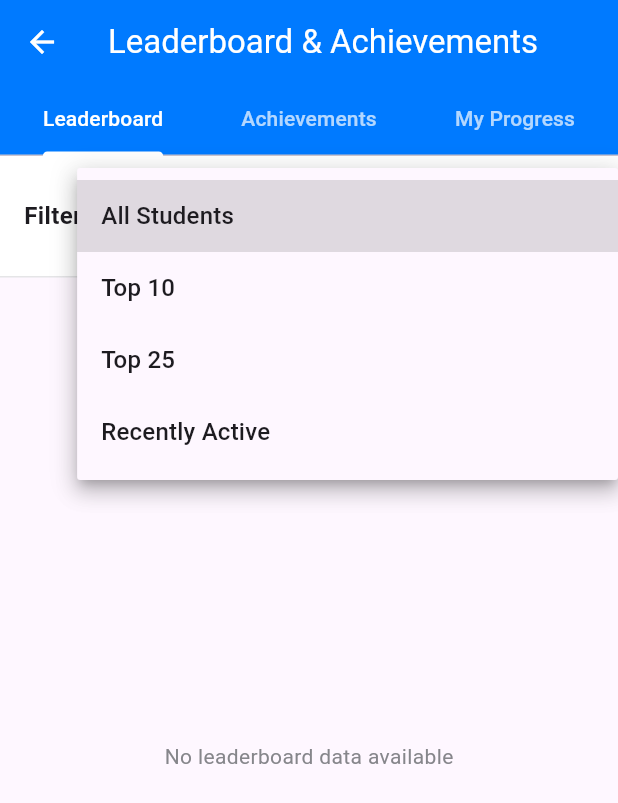
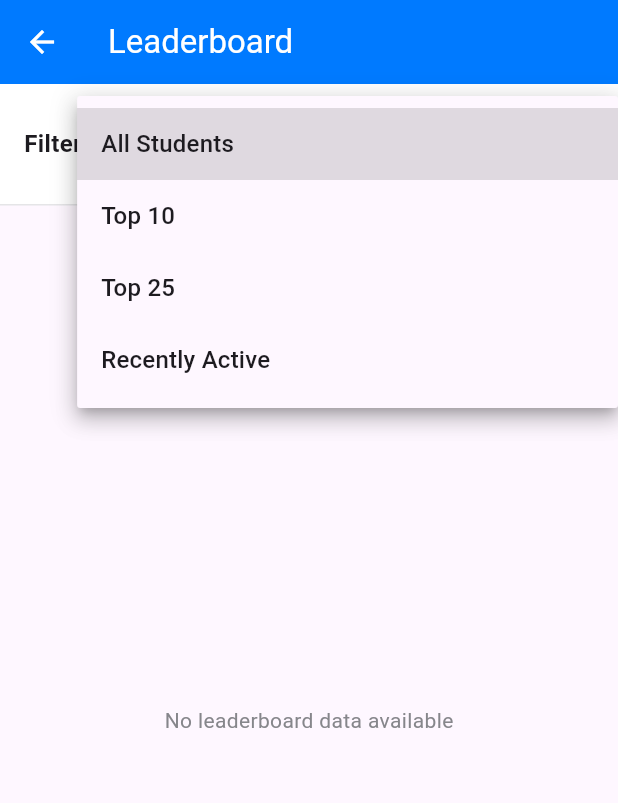
Before and after one commit to NullVoidKage/hopes, a Flutter app: the LeaderboardScreen screen opened directly, after a tap on "All Students", on a phone screen of 412 x 824 dp. Shown: the top 803 px of the screen. Run offline on Flutter 3.47's test engine with Material 3 defaults, Android fonts, the phone set to English and light mode, and no system bars; our stand-ins replace cloud_firestore, file_picker, firebase_auth, firebase_core, firebase_database, firebase_storage and 2 more; missing offline and left inert: dart:html; accounts and stored records are empty.

Commit message:
push to web and leaderboard

```diff
--- a/lib/screens/leaderboard_screen.dart
+++ b/lib/screens/leaderboard_screen.dart
@@ -3,8 +3,8 @@ import 'package:firebase_auth/firebase_auth.dart';
 import '../models/achievements.dart';
 import '../services/achievements_service.dart';
 import '../services/student_service.dart';
+import '../services/offline_service.dart';
 import '../widgets/enhanced_badge_card.dart';
-import '../widgets/badge_celebration.dart';
 
 class LeaderboardScreen extends StatefulWidget {
   const LeaderboardScreen({Key? key}) : super(key: key);
@@ -13,9 +13,7 @@ class LeaderboardScreen extends StatefulWidget {
   State<LeaderboardScreen> createState() => _LeaderboardScreenState();
 }
 
-class _LeaderboardScreenState extends State<LeaderboardScreen>
-    with SingleTickerProviderStateMixin {
-  late TabController _tabController;
+class _LeaderboardScreenState extends State<LeaderboardScreen> {
   final AchievementsService _achievementsService = AchievementsService();
   final StudentService _studentService = StudentService();
 
@@ -29,7 +27,7 @@ class _LeaderboardScreenState extends State<LeaderboardScreen>
   @override
   void initState() {
     super.initState();
-    _tabController = TabController(length: 3, vsync: this);
+    print('🎯 LeaderboardScreen: initState called');
     _loadData();
   }
 
@@ -41,10 +39,7 @@ class _LeaderboardScreenState extends State<LeaderboardScreen>
     try {
       final currentUser = FirebaseAuth.instance.currentUser;
       if (currentUser != null) {
-        // Load leaderboard
-        final leaderboard = await _achievementsService.getLeaderboard(limit: 100);
-
-        // Load achievements
+        // Load achievements first
         final achievements = await _achievementsService.getAllAchievements();
 
         // Get current user position if they're a student
@@ -55,6 +50,10 @@ class _LeaderboardScreenState extends State<LeaderboardScreen>
           // User might not be a student or not on leaderboard
         }
 
+        // Load leaderboard from Firebase
+        final leaderboard = await _achievementsService.getLeaderboard(limit: 100);
+        print('🎯 LeaderboardScreen: Loaded ${leaderboard.length} leaderboard entries');
+
         setState(() {
           _leaderboard = leaderboard;
           _achievements = achievements;
@@ -62,9 +61,19 @@ class _LeaderboardScreenState extends State<LeaderboardScreen>
         });
       }
     } catch (e) {
+      print('🎯 LeaderboardScreen: Error loading data: $e');
+      setState(() {
+        _leaderboard = [];
+        _achievements = [];
+        _currentUserPosition = null;
+      });
+
       if (mounted) {
         ScaffoldMessenger.of(context).showSnackBar(
-          SnackBar(content: Text('Error loading data: $e')),
+          SnackBar(
+            content: Text('Failed to load leaderboard data: $e'),
+            backgroundColor: Colors.red,
+          ),
         );
       }
     } finally {
@@ -78,34 +87,20 @@ class _LeaderboardScreenState extends State<LeaderboardScreen>
   Widget build(BuildContext context) {
     return Scaffold(
       appBar: AppBar(
-        title: const Text('Leaderboard & Achievements'),
+        title: const Text('Leaderboard'),
         backgroundColor: const Color(0xFF007AFF),
         foregroundColor: Colors.white,
-        bottom: TabBar(
-          controller: _tabController,
-          indicatorColor: Colors.white,
-          labelColor: Colors.white,
-          unselectedLabelColor: Colors.white70,
-          tabs: const [
-            Tab(text: 'Leaderboard'),
-            Tab(text: 'Achievements'),
-            Tab(text: 'My Progress'),
-          ],
       ),
-      ),
-      body: TabBarView(
-        controller: _tabController,
-        children: [
-          _buildLeaderboardTab(),
-          _buildAchievementsTab(),
-          _buildMyProgressTab(),
-        ],
-      ),
+      body: _buildLeaderboardTab(),
     );
   }
 
   Widget _buildLeaderboardTab() {
     final filteredLeaderboard = _getFilteredLeaderboard();
+    print('🎯 LeaderboardScreen: Building leaderboard tab');
+    print('🎯 LeaderboardScreen: Total leaderboard entries: ${_leaderboard.length}');
+    print('🎯 LeaderboardScreen: Filtered leaderboard entries: ${filteredLeaderboard.length}');
+    print('🎯 LeaderboardScreen: Is loading: $_isLoading');
 
     return Column(
       children: [
@@ -565,6 +560,12 @@ class _LeaderboardScreenState extends State<LeaderboardScreen>
   }
 
   List<LeaderboardEntry> _getFilteredLeaderboard() {
+    try {
+      // Safety check to prevent infinite loops
+      if (_leaderboard.isEmpty) {
+        return [];
+      }
+
       switch (_selectedFilter) {
         case 'top10':
           return _leaderboard.take(10).toList();
@@ -576,7 +577,11 @@ class _LeaderboardScreenState extends State<LeaderboardScreen>
               .where((entry) => entry.lastActivity.isAfter(weekAgo))
               .toList();
         default:
-        return _leaderboard;
+          return List.from(_leaderboard); // Create a copy to prevent issues
+      }
+    } catch (e) {
+      print('🎯 LeaderboardScreen: Error filtering leaderboard: $e');
+      return [];
     }
   }
 
@@ -783,21 +788,18 @@ class _LeaderboardScreenState extends State<LeaderboardScreen>
   void _showBadgeCelebration(Achievement achievement) {
     showDialog(
       context: context,
-      barrierDismissible: false,
-      builder: (context) => BadgeCelebration(
-        badgeTitle: achievement.title,
-        badgeDescription: achievement.description,
-        points: achievement.points,
-        iconName: achievement.iconName,
-        colorHex: achievement.colorHex,
-        onAnimationComplete: () => Navigator.of(context).pop(),
+      barrierDismissible: true,
+      builder: (context) => AlertDialog(
+        title: Text('🎉 ${achievement.title}'),
+        content: Text(achievement.description),
+        actions: [
+          TextButton(
+            onPressed: () => Navigator.of(context).pop(),
+            child: const Text('OK'),
+          ),
+        ],
       ),
     );
   }
 
-  @override
-  void dispose() {
-    _tabController.dispose();
-    super.dispose();
 }
-}
```
Also changed, not shown: lib/services/achievements_service.dart (+105 -2 lines), lib/services/assessment_service.dart (+16 -1 lines), lib/services/offline_service.dart (+88 -0 lines), firebase.json, 2 other files. Lines whose indentation alone changed are shown as unchanged.
